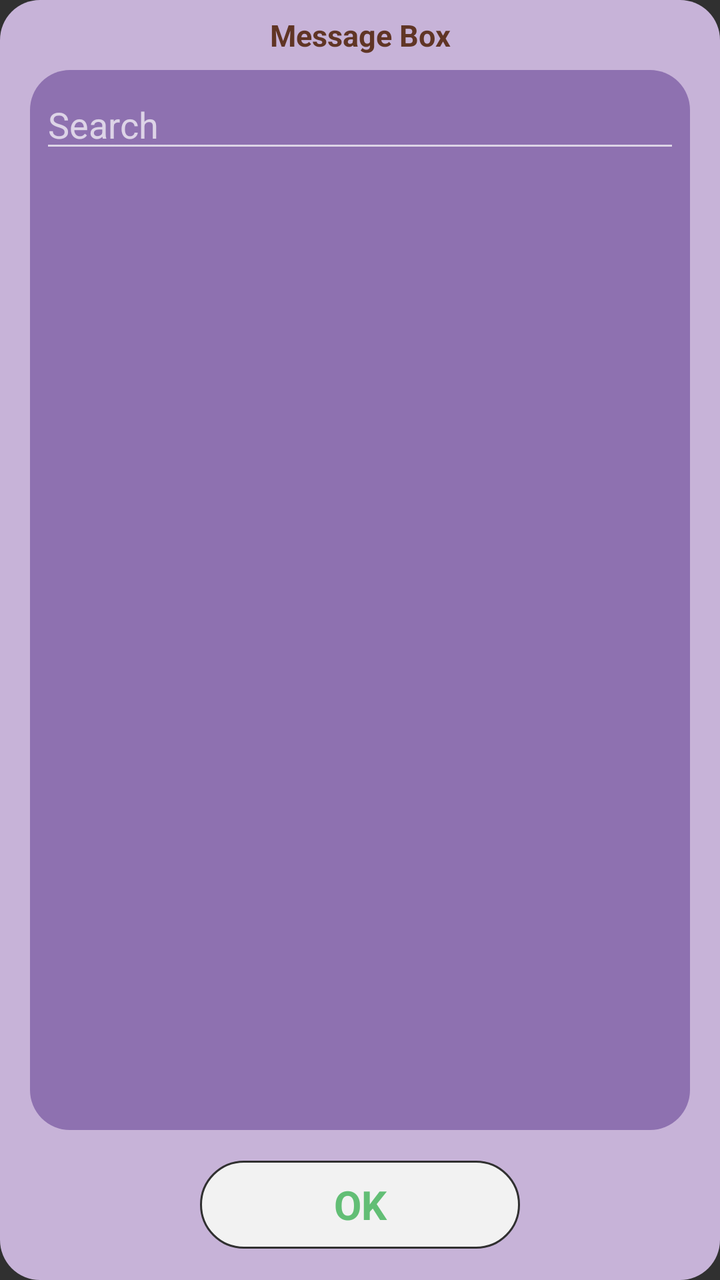
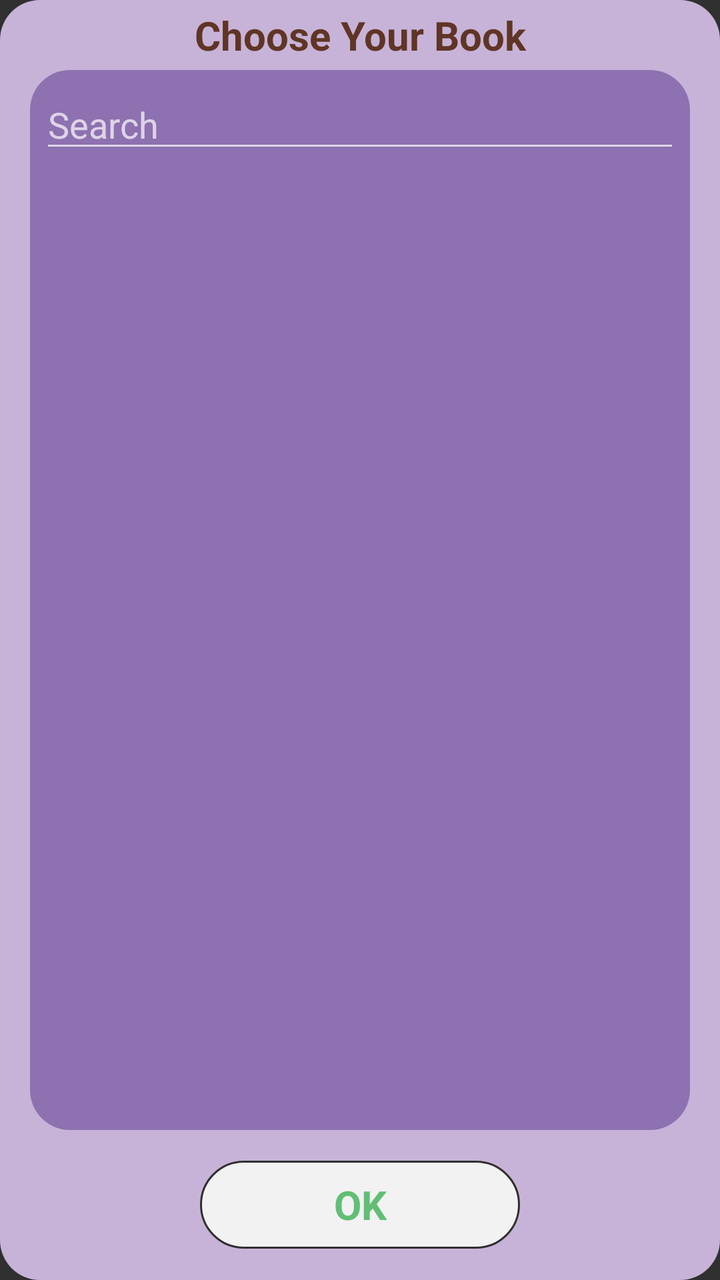

An Android layout rendered at two revisions. The XML below is the earlier revision; the diff shows what the commit changed to produce the second picture.
<!-- AndroidManifest.xml: application theme Theme.AppCompat.NoActionBar -->
<!-- res/layout/dialog_datasets.xml -->
<?xml version="1.0" encoding="utf-8"?>
<RelativeLayout
    xmlns:android="http://schemas.android.com/apk/res/android"
    android:layout_width="match_parent"
    android:layout_height="match_parent"
    android:layout_marginRight="5dp"
    android:layout_marginLeft="5dp"
    android:orientation="vertical"
    android:layout_marginTop="35dp"
    android:layout_marginBottom="35dp"
    android:layoutDirection="ltr"
    android:background="@drawable/curve_messages"
    android:gravity="center_horizontal">
    <TextView
        android:layout_width="match_parent"
        android:layout_height="35dp"
        android:gravity="center"
        android:text="Message Box"
        android:textColor="#603525"
        android:textSize="15dp"
        android:textStyle="bold"
        />
    <RelativeLayout
        android:layout_width="match_parent"
        android:layout_alignParentBottom="true"
        android:id="@+id/lytfooter"
        android:gravity="center"
        android:layout_height="75dp">
        <RelativeLayout
            android:layout_width="160dp"
            android:layout_height="44dp"
            android:id="@+id/lytok"
            android:background="@drawable/outline_button1"
            android:layout_centerHorizontal="true"
            >
                <TextView
                    android:layout_width="match_parent"
                    android:layout_height="wrap_content"
                    android:text="OK"
                    android:textColor="#62be75"
                    android:textSize="20dp"
                    android:gravity="center"
                    android:textStyle="bold"
                    android:layout_centerInParent="true"
                    />
        </RelativeLayout>

    </RelativeLayout>

    <LinearLayout
        android:layout_width="match_parent"
        android:orientation="vertical"
        android:layout_marginTop="40dp"
        android:layout_marginRight="20dp"
        android:layout_marginLeft="20dp"
        android:layout_marginBottom="5dp"
        android:gravity="center"
        android:layout_above="@+id/lytfooter"
        android:layout_height="match_parent">
        <EditText
            android:layout_width="match_parent"
            android:layout_height="wrap_content"
            android:hint="Search"
            android:id="@+id/etSearch"/>
        <ListView
            android:layout_width="match_parent"
            android:id="@+id/listdatasets"
            android:layout_height="match_parent">

        </ListView>

    </LinearLayout>
</RelativeLayout>
<!-- resources referenced by this layout -->
<resources>
  <!-- drawable curve_messages (drawable) -->
  <?xml version="1.0" encoding="utf-8"?>
  <layer-list xmlns:android="http://schemas.android.com/apk/res/android">
      <item>
          <shape xmlns:android="http://schemas.android.com/apk/res/android">
              <solid android:color="#C7B3D8"/>
              <stroke android:width="0dp" android:color="#B2A4C7" />
              <corners android:radius="20dp"/>
              <padding android:left="0dp" android:top="0dp" android:right="0dp" android:bottom="0dp" />
          </shape>
      </item>
      <item android:bottom="75dp" android:right="15dp" android:left="15dp" android:top="35dp">
          <shape xmlns:android="http://schemas.android.com/apk/res/android">
              <solid android:color="#8E71B0"/>
              <stroke android:width="0dp" android:color="#B2A4C7" />
              <corners android:radius="20dp"/>
              <padding android:left="0dp" android:top="0dp" android:right="0dp" android:bottom="0dp" />
          </shape>
      </item>
  </layer-list>
  <!-- drawable outline_button1 (drawable) -->
  <?xml version="1.0" encoding="utf-8"?>
  <layer-list xmlns:android="http://schemas.android.com/apk/res/android" >
      <item>
          <shape
              android:shape="rectangle" >
              <stroke android:color="#303030" android:width="1dp"/>
              <solid
                  android:color="#f2f2f2" />
              <corners
                  android:bottomLeftRadius="27dp"
                  android:bottomRightRadius="27dp"
                  android:topLeftRadius="27dp"
                  android:topRightRadius="27dp" />
          </shape>
      </item>
  </layer-list>
</resources>

<!-- the commit's change to res/layout/dialog_datasets.xml (unified diff, before → after) -->
@@ -15,9 +15,9 @@
         android:layout_width="match_parent"
         android:layout_height="35dp"
         android:gravity="center"
-        android:text="Message Box"
+        android:text="Choose Your Book"
         android:textColor="#603525"
-        android:textSize="15dp"
+        android:textSize="20dp"
         android:textStyle="bold"
         />
     <RelativeLayout
